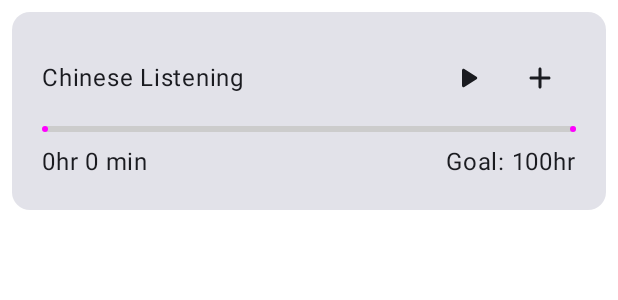
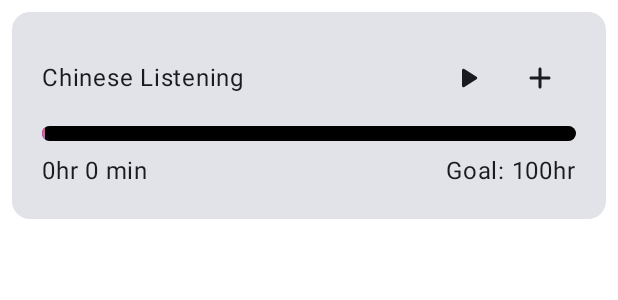
Before and after one commit to yossaj/accumulate, an Android app built with Jetpack Compose: the @Preview function TotalTimeCardPreview, on a phone screen of 412 x 824 dp. Shown: the top 300 px of the screen. Run offline under Robolectric (Android 15) with nearby library versions, the phone set to English and light mode, and no system bars; our stand-ins replace Room's generated code.

Commit message:
adding custom progress bar

```diff
--- /dev/null
+++ b/app/src/main/java/com/lingoal/accumulate/ui/components/ProgressBar.kt
@@ -0,0 +1,50 @@
+package com.lingoal.accumulate.ui.components
+
+import androidx.compose.foundation.background
+import androidx.compose.foundation.border
+import androidx.compose.foundation.layout.Box
+import androidx.compose.foundation.layout.fillMaxHeight
+import androidx.compose.foundation.layout.fillMaxWidth
+import androidx.compose.foundation.layout.height
+import androidx.compose.foundation.shape.RoundedCornerShape
+import androidx.compose.runtime.Composable
+import androidx.compose.ui.Modifier
+import androidx.compose.ui.draw.clip
+import androidx.compose.ui.geometry.Offset
+import androidx.compose.ui.graphics.Brush
+import androidx.compose.ui.graphics.Color
+import androidx.compose.ui.tooling.preview.Preview
+import androidx.compose.ui.unit.dp
+import com.lingoal.accumulate.ui.dimens.Dimens
+
+
+@Composable
+fun ProgressBar(
+    brush: Brush = Brush.linearGradient(
+        colors = listOf(
+            Color(0xFFF95075),
+            Color(0xFFBE6BE5)
+        )
+    ),
+    progress: Float
+){
+    Box(modifier = Modifier
+        .clip(RoundedCornerShape(5.dp))
+        .background(Color.Black)
+        .height(10.dp)
+        .fillMaxWidth()
+    ){
+        Box(
+            modifier = Modifier
+                .background(brush)
+                .fillMaxHeight()
+                .fillMaxWidth(progress)
+        )
+    }
+}
+
+@Preview
+@Composable
+fun ProgressBarPreview(){
+    ProgressBar(progress = 0.5f)
+}
--- a/app/src/main/java/com/lingoal/accumulate/ui/components/TotalTimeCard.kt
+++ b/app/src/main/java/com/lingoal/accumulate/ui/components/TotalTimeCard.kt
@@ -75,7 +75,6 @@ fun TotalTimeCard(
             ) {
                 Text(text = goal.name)
 
-
                 Row(
                     verticalAlignment = Alignment.CenterVertically
                 ) {
@@ -97,25 +96,15 @@ fun TotalTimeCard(
                         }
                     }
 
-
                     IconButton(onClick = { addTime.invoke()}) {
                         Icon(
                             imageVector = Icons.Rounded.Add,
                             contentDescription = "Start Recording")
                     }
                 }
-
-
             }
 
-            LinearProgressIndicator(
-                modifier = Modifier.fillMaxWidth(),
-                progress = {
-                    goal.progress
-                           },
-                color = Color.Magenta,
-                trackColor = Color.LightGray
-            )
+            ProgressBar(progress = goal.progress)
 
             Row(
                 modifier = Modifier
--- a/app/src/main/java/com/lingoal/accumulate/ui/dimens/Dimens.kt
+++ b/app/src/main/java/com/lingoal/accumulate/ui/dimens/Dimens.kt
@@ -7,4 +7,6 @@ object Dimens {
     val MarginMed = 16.dp
     val PaddingMed = 20.dp
     val FABMargin = 72.dp
+
+    val RoundingMed = 16.dp
 }
```
